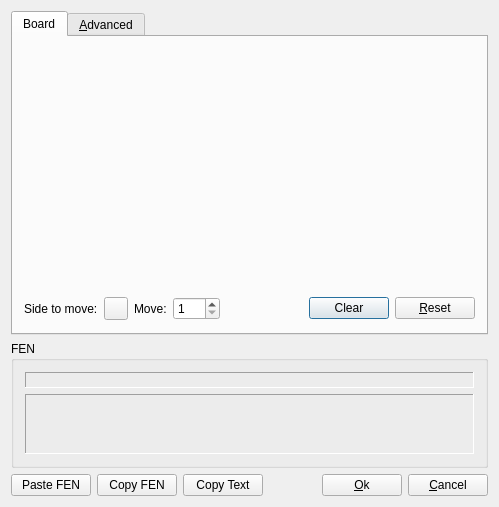
The window that src/gui/boardsetup.ui (madnight/chessx) describes before a commit, drawn with Qt 5.
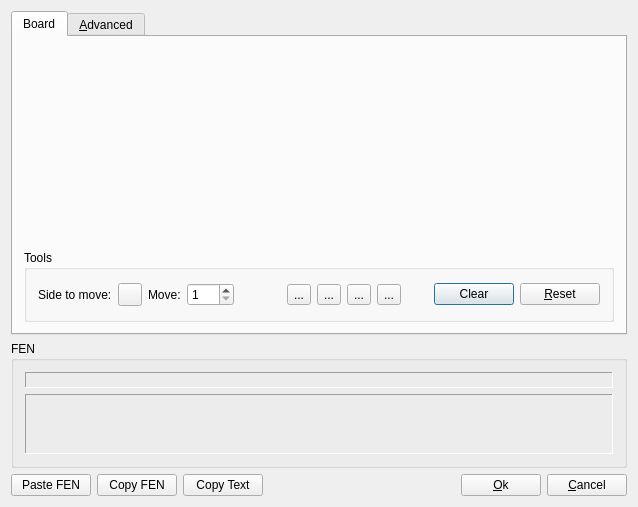
The same window after the commit. Icons and pictures are not drawn. Custom widgets are drawn as their Qt base class.

Commit message: New feature: Setup Dialog has new functions to mirror board or colors. See CR90 Setup position additional functions

Patch:
```diff
--- a/src/gui/boardsetup.ui
+++ b/src/gui/boardsetup.ui
@@ -6,7 +6,7 @@
    <rect>
     <x>0</x>
     <y>0</y>
-    <width>499</width>
+    <width>638</width>
     <height>507</height>
    </rect>
   </property>
@@ -82,9 +82,15 @@
         </layout>
        </item>
        <item>
-        <layout class="QHBoxLayout" name="hLayout1" stretch="0,0,0,0,0,0,0">
+        <widget class="QGroupBox" name="groupBox_3">
+         <property name="title">
+          <string>Tools</string>
+         </property>
+         <layout class="QVBoxLayout" name="verticalLayout_4">
+          <item>
+           <layout class="QHBoxLayout" name="hLayout1" stretch="0,0,0,0,0,0,0,0,0,0,0,0">
          <property name="sizeConstraint">
-          <enum>QLayout::SetFixedSize</enum>
+             <enum>QLayout::SetDefaultConstraint</enum>
          </property>
          <item>
           <widget class="QLabel" name="label_4">
@@ -132,6 +138,75 @@
            </property>
           </spacer>
          </item>
+            <item>
+             <widget class="QToolButton" name="btFlipBoard">
+              <property name="toolTip">
+               <string>Flip board</string>
+              </property>
+              <property name="text">
+               <string>...</string>
+              </property>
+              <property name="icon">
+               <iconset resource="../../resources.qrc">
+                <normaloff>:/images/new_board.png</normaloff>:/images/new_board.png</iconset>
+              </property>
+             </widget>
+            </item>
+            <item>
+             <widget class="QToolButton" name="btFlipHorizontal">
+              <property name="toolTip">
+               <string>Mirror left and right</string>
+              </property>
+              <property name="text">
+               <string>...</string>
+              </property>
+              <property name="icon">
+               <iconset resource="../../resources.qrc">
+                <normaloff>:/images/flip-horizontal.png</normaloff>:/images/flip-horizontal.png</iconset>
+              </property>
+             </widget>
+            </item>
+            <item>
+             <widget class="QToolButton" name="btFlipVertical">
+              <property name="toolTip">
+               <string>Mirror top and bottom</string>
+              </property>
+              <property name="text">
+               <string>...</string>
+              </property>
+              <property name="icon">
+               <iconset resource="../../resources.qrc">
+                <normaloff>:/images/flip-vertical.png</normaloff>:/images/flip-vertical.png</iconset>
+              </property>
+             </widget>
+            </item>
+            <item>
+             <widget class="QToolButton" name="btSwapColor">
+              <property name="toolTip">
+               <string>Change colors for all pieces</string>
+              </property>
+              <property name="text">
+               <string>...</string>
+              </property>
+              <property name="icon">
+               <iconset resource="../../resources.qrc">
+                <normaloff>:/images/swap-color.png</normaloff>:/images/swap-color.png</iconset>
+              </property>
+             </widget>
+            </item>
+            <item>
+             <spacer name="horizontalSpacer_3">
+              <property name="orientation">
+               <enum>Qt::Horizontal</enum>
+              </property>
+              <property name="sizeHint" stdset="0">
+               <size>
+                <width>40</width>
+                <height>20</height>
+               </size>
+              </property>
+             </spacer>
+            </item>
          <item>
           <widget class="QPushButton" name="clearButton">
            <property name="text">
@@ -150,6 +225,9 @@
        </item>
       </layout>
      </widget>
+       </item>
+      </layout>
+     </widget>
      <widget class="QWidget" name="advancedTab">
       <property name="sizePolicy">
        <sizepolicy hsizetype="Expanding" vsizetype="Expanding">
```
Left out of the diff: 4 changed lines with no effect on the pictures. Lines whose indentation alone changed are shown as unchanged. The commit also changes 9 other files.
